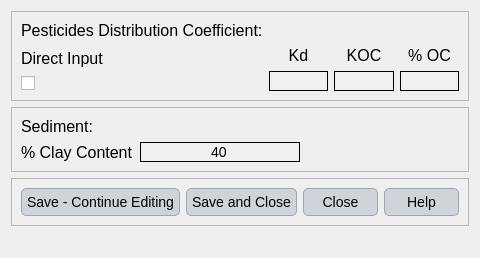
Before: the Qt Designer form ui/water_quality.ui in Inigobarbe/VFSMOD-GUI, drawn with Qt 5.
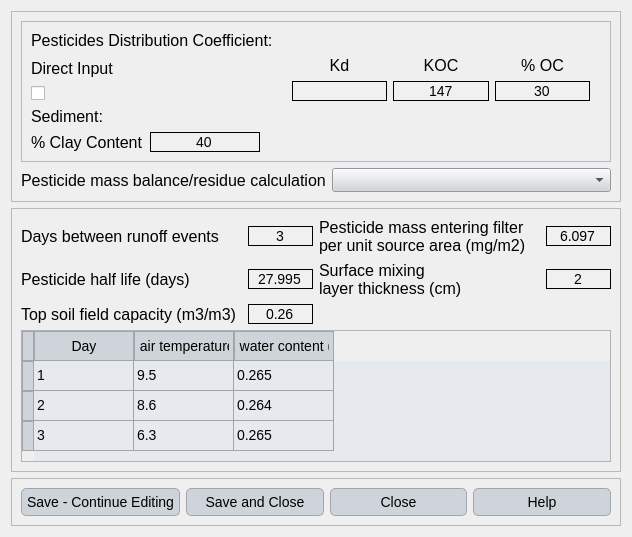
After: the same form once the commit is applied.

What changed in the file:
```diff
--- a/ui/water_quality.ui
+++ b/ui/water_quality.ui
@@ -6,8 +6,8 @@
    <rect>
     <x>0</x>
     <y>0</y>
-    <width>480</width>
-    <height>258</height>
+    <width>632</width>
+    <height>537</height>
    </rect>
   </property>
   <property name="windowTitle">
@@ -116,30 +116,36 @@
     border: 1px solid #a1a6ad; /* Borde gris medio del botón de esquina */
 }</string>
   </property>
-  <layout class="QGridLayout" name="gridLayout_2">
+  <layout class="QGridLayout" name="gridLayout_4">
    <item row="1" column="0">
-    <widget class="QFrame" name="frame">
+    <widget class="QFrame" name="frame_5">
      <property name="frameShape">
       <enum>QFrame::StyledPanel</enum>
      </property>
      <property name="frameShadow">
       <enum>QFrame::Raised</enum>
      </property>
-     <layout class="QGridLayout" name="gridLayout_3">
-      <item row="2" column="3">
-       <layout class="QVBoxLayout" name="verticalLayout_4">
+     <layout class="QGridLayout" name="gridLayout_5">
+      <item row="1" column="0">
+       <layout class="QHBoxLayout" name="horizontalLayout_3">
         <item>
-         <widget class="QLabel" name="label_6">
-          <property name="text">
-           <string>% OC</string>
+         <widget class="QLabel" name="label_9">
+          <property name="minimumSize">
+           <size>
+            <width>221</width>
+            <height>0</height>
+           </size>
           </property>
-          <property name="alignment">
-           <set>Qt::AlignCenter</set>
+          <property name="text">
+           <string>Days between runoff events</string>
           </property>
          </widget>
         </item>
         <item>
-         <widget class="QLineEdit" name="line_oc">
+         <widget class="QLineEdit" name="days">
+          <property name="text">
+           <string>3</string>
+          </property>
           <property name="alignment">
            <set>Qt::AlignCenter</set>
           </property>
@@ -147,20 +153,26 @@
         </item>
        </layout>
       </item>
-      <item row="2" column="1">
-       <layout class="QVBoxLayout" name="verticalLayout_2">
+      <item row="3" column="0">
+       <layout class="QHBoxLayout" name="horizontalLayout_5">
         <item>
-         <widget class="QLabel" name="label_4">
-          <property name="text">
-           <string>Kd</string>
+         <widget class="QLabel" name="label_11">
+          <property name="minimumSize">
+           <size>
+            <width>221</width>
+            <height>0</height>
+           </size>
           </property>
-          <property name="alignment">
-           <set>Qt::AlignCenter</set>
+          <property name="text">
+           <string>Top soil field capacity (m3/m3)</string>
           </property>
          </widget>
         </item>
         <item>
-         <widget class="QLineEdit" name="line_kd">
+         <widget class="QLineEdit" name="field_capacity">
+          <property name="text">
+           <string>0.26</string>
+          </property>
           <property name="alignment">
            <set>Qt::AlignCenter</set>
           </property>
@@ -169,44 +181,132 @@
        </layout>
       </item>
       <item row="2" column="0">
-       <layout class="QVBoxLayout" name="verticalLayout">
+       <layout class="QHBoxLayout" name="horizontalLayout_4">
         <item>
-         <widget class="QLabel" name="label_3">
+         <widget class="QLabel" name="label_10">
+          <property name="minimumSize">
+           <size>
+            <width>221</width>
+            <height>0</height>
+           </size>
+          </property>
           <property name="text">
-           <string>Direct Input</string>
+           <string>Pesticide half life (days)</string>
           </property>
          </widget>
         </item>
         <item>
-         <widget class="QCheckBox" name="check_direct">
+         <widget class="QLineEdit" name="half_life">
           <property name="text">
-           <string/>
+           <string>27.995</string>
           </property>
+          <property name="alignment">
+           <set>Qt::AlignCenter</set>
+          </property>
          </widget>
         </item>
        </layout>
       </item>
-      <item row="0" column="0">
-       <widget class="QLabel" name="label">
-        <property name="text">
-         <string>Pesticides Distribution Coefficient:</string>
-        </property>
+      <item row="5" column="0" colspan="2">
+       <widget class="QTableWidget" name="tableWidget">
+        <row>
+         <property name="text">
+          <string/>
+         </property>
+        </row>
+        <row>
+         <property name="text">
+          <string/>
+         </property>
+        </row>
+        <row>
+         <property name="text">
+          <string/>
+         </property>
+        </row>
+        <column>
+         <property name="text">
+          <string>Day</string>
+         </property>
+        </column>
+        <column>
+         <property name="text">
+          <string>Daily air temperature (ºC)</string>
+         </property>
+        </column>
+        <column>
+         <property name="text">
+          <string>Top soil water content (m3/m3)</string>
+         </property>
+        </column>
+        <item row="0" column="0">
+         <property name="text">
+          <string>1</string>
+         </property>
+        </item>
+        <item row="0" column="1">
+         <property name="text">
+          <string>9.5</string>
+         </property>
+        </item>
+        <item row="0" column="2">
+         <property name="text">
+          <string>0.265</string>
+         </property>
+        </item>
+        <item row="1" column="0">
+         <property name="text">
+          <string>2</string>
+         </property>
+        </item>
+        <item row="1" column="1">
+         <property name="text">
+          <string>8.6</string>
+         </property>
+        </item>
+        <item row="1" column="2">
+         <property name="text">
+          <string>0.264</string>
+         </property>
+        </item>
+        <item row="2" column="0">
+         <property name="text">
+          <string>3</string>
+         </property>
+        </item>
+        <item row="2" column="1">
+         <property name="text">
+          <string>6.3</string>
+         </property>
+        </item>
+        <item row="2" column="2">
+         <property name="text">
+          <string>0.265</string>
+         </property>
+        </item>
        </widget>
       </item>
-      <item row="2" column="2">
-       <layout class="QVBoxLayout" name="verticalLayout_3">
+      <item row="2" column="1">
+       <layout class="QHBoxLayout" name="horizontalLayout_6">
         <item>
-         <widget class="QLabel" name="label_5">
+         <widget class="QLabel" name="label_12">
+          <property name="minimumSize">
+           <size>
+            <width>221</width>
+            <height>0</height>
+           </size>
+          </property>
           <property name="text">
-           <string>KOC</string>
+           <string>Surface mixing 
+layer thickness (cm)</string>
           </property>
-          <property name="alignment">
-           <set>Qt::AlignCenter</set>
-          </property>
          </widget>
         </item>
         <item>
-         <widget class="QLineEdit" name="line_koc">
+         <widget class="QLineEdit" name="thickness">
+          <property name="text">
+           <string>2</string>
+          </property>
           <property name="alignment">
            <set>Qt::AlignCenter</set>
           </property>
@@ -214,70 +314,32 @@
         </item>
        </layout>
       </item>
-      <item row="2" column="4">
-       <spacer name="horizontalSpacer_2">
-        <property name="orientation">
-         <enum>Qt::Horizontal</enum>
-        </property>
-        <property name="sizeHint" stdset="0">
-         <size>
-          <width>40</width>
-          <height>20</height>
-         </size>
-        </property>
-       </spacer>
-      </item>
-     </layout>
-    </widget>
-   </item>
-   <item row="2" column="0">
-    <widget class="QFrame" name="frame_2">
-     <property name="frameShape">
-      <enum>QFrame::StyledPanel</enum>
-     </property>
-     <property name="frameShadow">
-      <enum>QFrame::Raised</enum>
-     </property>
-     <layout class="QGridLayout" name="gridLayout_4">
-      <item row="0" column="0">
-       <widget class="QLabel" name="label_2">
-        <property name="text">
-         <string>Sediment:</string>
-        </property>
-       </widget>
-      </item>
-      <item row="1" column="0">
-       <layout class="QHBoxLayout" name="horizontalLayout">
+      <item row="1" column="1">
+       <layout class="QHBoxLayout" name="horizontalLayout_7">
         <item>
-         <widget class="QLabel" name="label_7">
+         <widget class="QLabel" name="label_13">
+          <property name="minimumSize">
+           <size>
+            <width>221</width>
+            <height>0</height>
+           </size>
+          </property>
           <property name="text">
-           <string>% Clay Content</string>
+           <string>Pesticide mass entering filter 
+per unit source area (mg/m2)</string>
           </property>
          </widget>
         </item>
         <item>
-         <widget class="QLineEdit" name="line_clay">
+         <widget class="QLineEdit" name="mass">
           <property name="text">
-           <string>40</string>
+           <string>6.097</string>
           </property>
           <property name="alignment">
            <set>Qt::AlignCenter</set>
           </property>
          </widget>
         </item>
-        <item>
-         <spacer name="horizontalSpacer">
-          <property name="orientation">
-           <enum>Qt::Horizontal</enum>
-          </property>
-          <property name="sizeHint" stdset="0">
-           <size>
-            <width>40</width>
-            <height>20</height>
-           </size>
-          </property>
-         </spacer>
-        </item>
        </layout>
       </item>
      </layout>
@@ -323,18 +385,191 @@
      </layout>
     </widget>
    </item>
-   <item row="4" column="0">
-    <spacer name="verticalSpacer">
-     <property name="orientation">
-      <enum>Qt::Vertical</enum>
+   <item row="0" column="0">
+    <widget class="QFrame" name="frame_4">
+     <property name="frameShape">
+      <enum>QFrame::StyledPanel</enum>
      </property>
-     <property name="sizeHint" stdset="0">
-      <size>
-       <width>20</width>
-       <height>40</height>
-      </size>
+     <property name="frameShadow">
+      <enum>QFrame::Raised</enum>
      </property>
-    </spacer>
+     <layout class="QGridLayout" name="gridLayout_2">
+      <item row="1" column="0">
+       <layout class="QHBoxLayout" name="horizontalLayout_2">
+        <item>
+         <widget class="QLabel" name="label_8">
+          <property name="text">
+           <string>Pesticide mass balance/residue calculation</string>
+          </property>
+         </widget>
+        </item>
+        <item>
+         <widget class="QComboBox" name="calculation"/>
+        </item>
+       </layout>
+      </item>
+      <item row="0" column="0">
+       <widget class="QFrame" name="frame">
+        <property name="frameShape">
+         <enum>QFrame::StyledPanel</enum>
+        </property>
+        <property name="frameShadow">
+         <enum>QFrame::Raised</enum>
+        </property>
+        <layout class="QGridLayout" name="gridLayout_3">
+         <item row="2" column="3">
+          <layout class="QVBoxLayout" name="verticalLayout_4">
+           <item>
+            <widget class="QLabel" name="label_6">
+             <property name="text">
+              <string>% OC</string>
+             </property>
+             <property name="alignment">
+              <set>Qt::AlignCenter</set>
+             </property>
+            </widget>
+           </item>
+           <item>
+            <widget class="QLineEdit" name="line_oc">
+             <property name="text">
+              <string>30</string>
+             </property>
+             <property name="alignment">
+              <set>Qt::AlignCenter</set>
+             </property>
+            </widget>
+           </item>
+          </layout>
+         </item>
+         <item row="2" column="0">
+          <layout class="QVBoxLayout" name="verticalLayout">
+           <item>
+            <widget class="QLabel" name="label_3">
+             <property name="text">
+              <string>Direct Input</string>
+             </property>
+            </widget>
+           </item>
+           <item>
+            <widget class="QCheckBox" name="check_direct">
+             <property name="text">
+              <string/>
+             </property>
+            </widget>
+           </item>
+          </layout>
+         </item>
+         <item row="3" column="0">
+          <widget class="QLabel" name="label_2">
+           <property name="text">
+            <string>Sediment:</string>
+           </property>
+          </widget>
+         </item>
+         <item row="2" column="2">
+          <layout class="QVBoxLayout" name="verticalLayout_3">
+           <item>
+            <widget class="QLabel" name="label_5">
+             <property name="text">
+              <string>KOC</string>
+             </property>
+             <property name="alignment">
+              <set>Qt::AlignCenter</set>
+             </property>
+            </widget>
+           </item>
+           <item>
+            <widget class="QLineEdit" name="line_koc">
+             <property name="text">
+              <string>147</string>
+             </property>
+             <property name="alignment">
+              <set>Qt::AlignCenter</set>
+             </property>
+            </widget>
+           </item>
+          </layout>
+         </item>
+         <item row="4" column="0">
+          <layout class="QHBoxLayout" name="horizontalLayout">
+           <item>
+            <widget class="QLabel" name="label_7">
+             <property name="text">
+              <string>% Clay Content</string>
+             </property>
+            </widget>
+           </item>
+           <item>
+            <widget class="QLineEdit" name="line_clay">
+             <property name="text">
+              <string>40</string>
+             </property>
+             <property name="alignment">
+              <set>Qt::AlignCenter</set>
+             </property>
+            </widget>
+           </item>
+           <item>
+            <spacer name="horizontalSpacer">
+             <property name="orientation">
+              <enum>Qt::Horizontal</enum>
+             </property>
+             <property name="sizeHint" stdset="0">
+              <size>
+               <width>40</width>
+               <height>20</height>
+              </size>
+             </property>
+            </spacer>
+           </item>
+          </layout>
+         </item>
+         <item row="2" column="4">
+          <spacer name="horizontalSpacer_2">
+           <property name="orientation">
+            <enum>Qt::Horizontal</enum>
+           </property>
+           <property name="sizeHint" stdset="0">
+            <size>
+             <width>40</width>
+             <height>20</height>
+            </size>
+           </property>
+          </spacer>
+         </item>
+         <item row="2" column="1">
+          <layout class="QVBoxLayout" name="verticalLayout_2">
+           <item>
+            <widget class="QLabel" name="label_4">
+             <property name="text">
+              <string>Kd</string>
+             </property>
+             <property name="alignment">
+              <set>Qt::AlignCenter</set>
+             </property>
+            </widget>
+           </item>
+           <item>
+            <widget class="QLineEdit" name="line_kd">
+             <property name="alignment">
+              <set>Qt::AlignCenter</set>
+             </property>
+            </widget>
+           </item>
+          </layout>
+         </item>
+         <item row="0" column="0">
+          <widget class="QLabel" name="label">
+           <property name="text">
+            <string>Pesticides Distribution Coefficient:</string>
+           </property>
+          </widget>
+         </item>
+        </layout>
+       </widget>
+      </item>
+     </layout>
+    </widget>
    </item>
   </layout>
  </widget>
```
